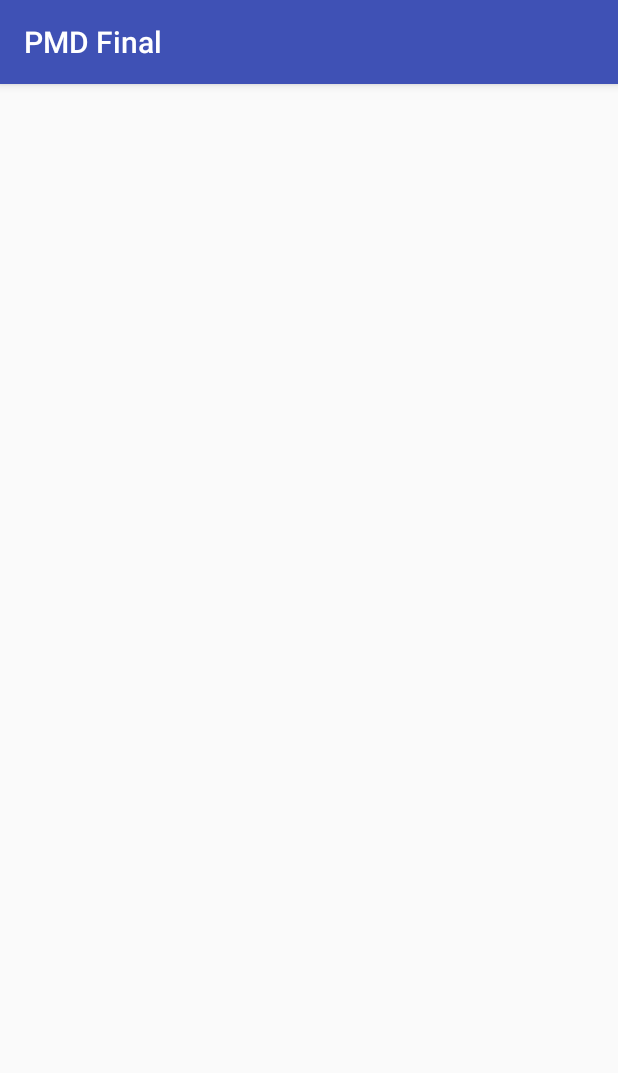
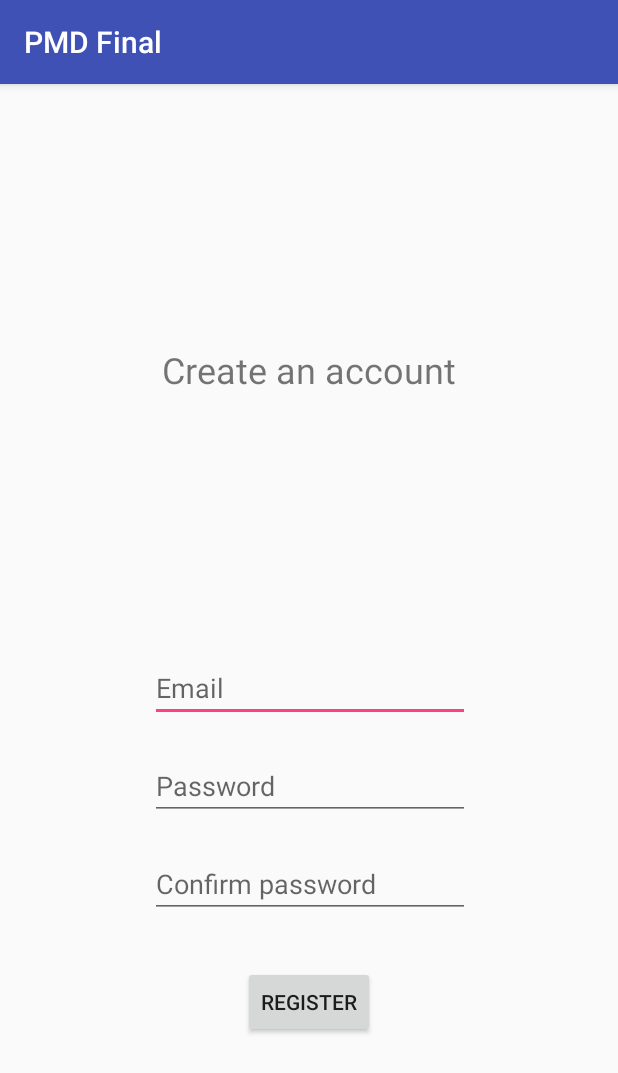
Before and after one commit to Jaap58428/IMTPMD, an Android app: the RegisterActivity screen opened directly, with no data from a screen before it, on a phone screen of 412 x 824 dp. Shown: the top 1073 px of the screen. Run offline under Robolectric (Android 15) with nearby library versions, the phone set to English and light mode, and no system bars.

Commit message:
created register activity

```diff
--- a/app/src/main/java/nl/itsjaap/pmdfinal/Database/DatabaseHelper.java
+++ b/app/src/main/java/nl/itsjaap/pmdfinal/Database/DatabaseHelper.java
@@ -29,7 +29,7 @@ public class DatabaseHelper extends SQLiteOpenHelper {
     public void onCreate(SQLiteDatabase db) {
         db.execSQL("CREATE TABLE " + DatabaseInfo.UserTable.USERTABLE + " (" +
                 BaseColumns._ID + " INTEGER PRIMARY KEY AUTOINCREMENT, " +
-                DatabaseInfo.UserColumn.NAME + " TEXT," +
+                DatabaseInfo.UserColumn.EMAIL + " TEXT," +
                 DatabaseInfo.UserColumn.PASSWORD + " TEXT);"
         );
     }
--- a/app/src/main/java/nl/itsjaap/pmdfinal/Database/DatabaseInfo.java
+++ b/app/src/main/java/nl/itsjaap/pmdfinal/Database/DatabaseInfo.java
@@ -7,7 +7,7 @@ public class DatabaseInfo {
     }
 
     public class UserColumn {
-        public static final String NAME  = "name";
+        public static final String EMAIL  = "email";
         public static final String PASSWORD = "password";
     }
 }
--- a/app/src/main/res/layout/activity_register.xml
+++ b/app/src/main/res/layout/activity_register.xml
@@ -6,4 +6,66 @@
     android:layout_height="match_parent"
     tools:context=".RegisterActivity">
 
+    <TextView
+        android:id="@+id/registerTitleTextView"
+        android:layout_width="wrap_content"
+        android:layout_height="wrap_content"
+        android:layout_marginBottom="8dp"
+        android:layout_marginTop="8dp"
+        android:text="@string/register_title"
+        android:textSize="24sp"
+        app:layout_constraintBottom_toTopOf="@+id/editText"
+        app:layout_constraintEnd_toEndOf="parent"
+        app:layout_constraintHorizontal_bias="0.5"
+        app:layout_constraintStart_toStartOf="parent"
+        app:layout_constraintTop_toTopOf="parent" />
+
+    <EditText
+        android:id="@+id/editText"
+        android:layout_width="wrap_content"
+        android:layout_height="wrap_content"
+        android:layout_marginBottom="20dp"
+        android:ems="10"
+        android:hint="@string/register_name"
+        android:inputType="textEmailAddress"
+        app:layout_constraintBottom_toTopOf="@+id/editText2"
+        app:layout_constraintEnd_toEndOf="parent"
+        app:layout_constraintHorizontal_bias="0.502"
+        app:layout_constraintStart_toStartOf="parent" />
+
+    <EditText
+        android:id="@+id/editText2"
+        android:layout_width="wrap_content"
+        android:layout_height="wrap_content"
+        android:layout_marginBottom="20dp"
+        android:ems="10"
+        android:hint="@string/register_pwd"
+        android:inputType="textPassword"
+        app:layout_constraintBottom_toTopOf="@+id/editText3"
+        app:layout_constraintEnd_toEndOf="parent"
+        app:layout_constraintHorizontal_bias="0.502"
+        app:layout_constraintStart_toStartOf="parent" />
+
+    <EditText
+        android:id="@+id/editText3"
+        android:layout_width="wrap_content"
+        android:layout_height="wrap_content"
+        android:layout_marginBottom="32dp"
+        android:ems="10"
+        android:hint="@string/register_pwd_confirm"
+        android:inputType="textPassword"
+        app:layout_constraintBottom_toTopOf="@+id/button"
+        app:layout_constraintEnd_toEndOf="parent"
+        app:layout_constraintHorizontal_bias="0.502"
+        app:layout_constraintStart_toStartOf="parent" />
+
+    <Button
+        android:id="@+id/button"
+        android:layout_width="wrap_content"
+        android:layout_height="wrap_content"
+        android:layout_marginBottom="132dp"
+        android:text="@string/welcome_register_btn"
+        app:layout_constraintBottom_toBottomOf="parent"
+        app:layout_constraintEnd_toEndOf="parent"
+        app:layout_constraintStart_toStartOf="parent" />
 </android.support.constraint.ConstraintLayout>
--- a/app/src/main/res/values/strings.xml
+++ b/app/src/main/res/values/strings.xml
@@ -1,7 +1,10 @@
 <resources>
+    <!--General-->
     <string name="app_name">PMD Final</string>
+
+    <!--Welcome-->
     <string name="welcome_title">EvalNow!</string>
-    <string name="welcome_login">Username</string>
+    <string name="welcome_login">Email</string>
     <string name="welcome_pwd">Password</string>
     <string name="welcome_login_btn">Login</string>
     <string name="welcome_register_btn">Register</string>
@@ -11,4 +14,15 @@
     <string name="login_success">Login successful</string>
     <string name="login_fail">Incorrect credentials</string>
     <string name="no_users">There are no registered users!</string>
+
+    <!--Register-->
+    <string name="register_title">Create an account</string>
+    <string name="register_name">Email</string>
+    <string name="register_pwd">Password</string>
+    <string name="register_pwd_confirm">Confirm password</string>
+    <string name="register_button">Register</string>
+
+    <string name="register_toast_user_exists">This email is already in use</string>
+    <string name="register_toast_short_pwd">Password too short</string>
+
 </resources>
```
Also changed, not shown: app/src/main/java/nl/itsjaap/pmdfinal/RegisterActivity.java (+7 -0 lines).
